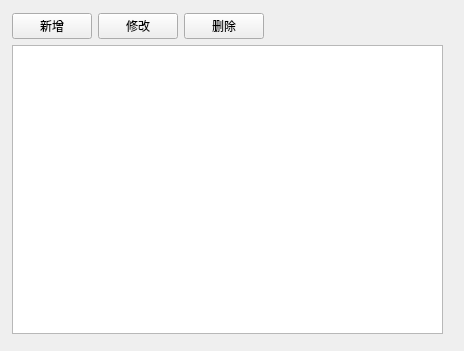
First picture: the form in warehousepage.ui, repository TheShigure7/QT_Warehouse_System, before the edit.
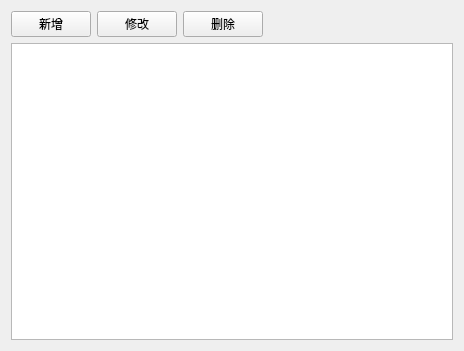
Second picture: the form after the edit.

Commit message: 初步实现仓库页面按钮

What changed in the file:
```diff
--- a/warehousepage.ui
+++ b/warehousepage.ui
@@ -13,15 +13,8 @@
   <property name="windowTitle">
    <string>Form</string>
   </property>
-  <widget class="QWidget" name="">
-   <property name="geometry">
-    <rect>
-     <x>12</x>
-     <y>13</y>
-     <width>431</width>
-     <height>321</height>
-    </rect>
-   </property>
+  <layout class="QVBoxLayout" name="verticalLayout_2">
+   <item>
    <layout class="QVBoxLayout" name="verticalLayout">
     <item>
      <layout class="QHBoxLayout" name="horizontalLayout">
@@ -65,7 +58,8 @@
      <widget class="QTableView" name="viewWarehouse"/>
     </item>
    </layout>
-  </widget>
+   </item>
+  </layout>
  </widget>
  <resources/>
  <connections/>
```
Lines whose indentation alone changed are shown as unchanged. The commit also changes 6 other files.
